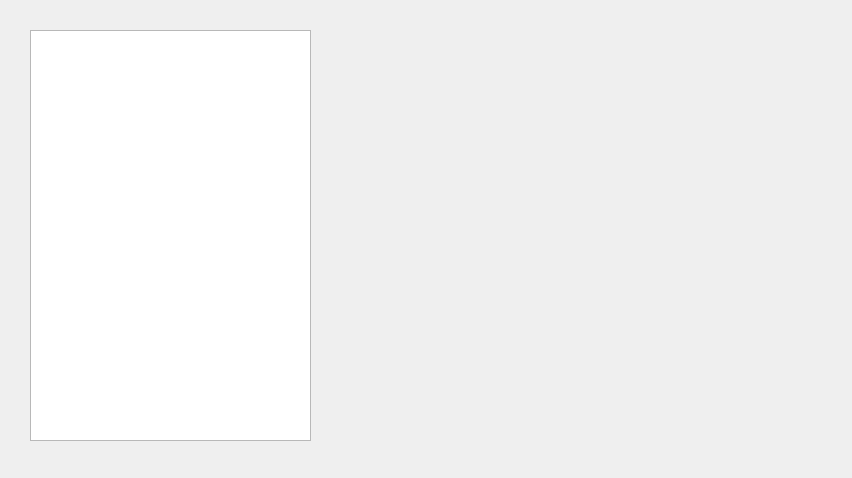
Old version of the form guitest/viewanimals.ui in the repository cameronhawtin/Animal-Farm-cuACS.
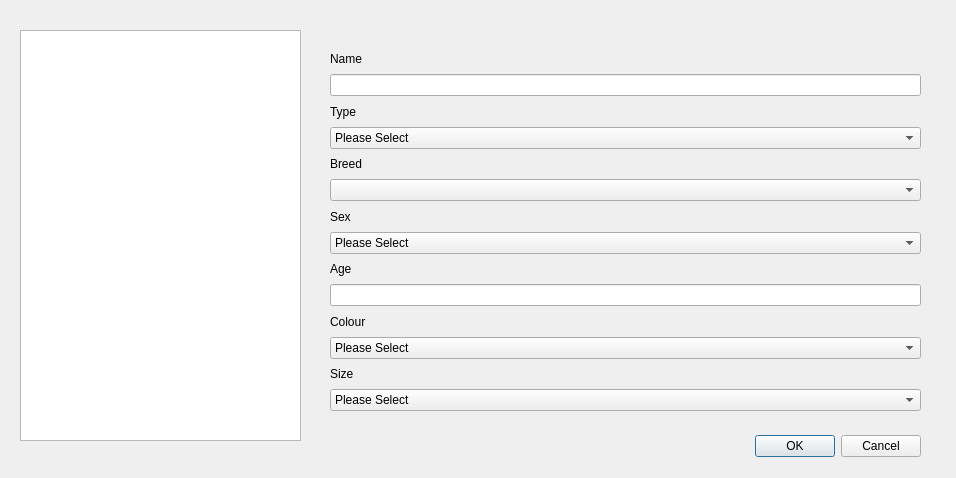
New version of the form.

Commit message: Now actually finished add animal

```diff
--- a/guitest/viewanimals.ui
+++ b/guitest/viewanimals.ui
@@ -6,7 +6,7 @@
    <rect>
     <x>0</x>
     <y>0</y>
-    <width>852</width>
+    <width>956</width>
     <height>478</height>
    </rect>
   </property>
@@ -16,13 +16,205 @@
   <widget class="QListWidget" name="viewAnimalsListWidget">
    <property name="geometry">
     <rect>
-     <x>30</x>
+     <x>20</x>
      <y>30</y>
      <width>281</width>
      <height>411</height>
     </rect>
    </property>
   </widget>
+  <widget class="QDialogButtonBox" name="buttonBox">
+   <property name="geometry">
+    <rect>
+     <x>580</x>
+     <y>430</y>
+     <width>341</width>
+     <height>32</height>
+    </rect>
+   </property>
+   <property name="orientation">
+    <enum>Qt::Horizontal</enum>
+   </property>
+   <property name="standardButtons">
+    <set>QDialogButtonBox::Cancel|QDialogButtonBox::Ok</set>
+   </property>
+  </widget>
+  <widget class="QWidget" name="layoutWidget">
+   <property name="geometry">
+    <rect>
+     <x>330</x>
+     <y>50</y>
+     <width>591</width>
+     <height>361</height>
+    </rect>
+   </property>
+   <layout class="QVBoxLayout" name="verticalLayout_2">
+    <item>
+     <widget class="QLabel" name="nameLabel">
+      <property name="text">
+       <string>Name</string>
+      </property>
+     </widget>
+    </item>
+    <item>
+     <widget class="QLineEdit" name="nameLineEdit"/>
+    </item>
+    <item>
+     <widget class="QLabel" name="typeLabel">
+      <property name="text">
+       <string>Type</string>
+      </property>
+     </widget>
+    </item>
+    <item>
+     <widget class="QComboBox" name="typeComboBox">
+      <item>
+       <property name="text">
+        <string>Please Select</string>
+       </property>
+      </item>
+      <item>
+       <property name="text">
+        <string>Cat</string>
+       </property>
+      </item>
+      <item>
+       <property name="text">
+        <string>Dog</string>
+       </property>
+      </item>
+      <item>
+       <property name="text">
+        <string>Hamster</string>
+       </property>
+      </item>
+      <item>
+       <property name="text">
+        <string>Fish</string>
+       </property>
+      </item>
+      <item>
+       <property name="text">
+        <string>Snake</string>
+       </property>
+      </item>
+     </widget>
+    </item>
+    <item>
+     <widget class="QLabel" name="labelBreed">
+      <property name="text">
+       <string>Breed</string>
+      </property>
+     </widget>
+    </item>
+    <item>
+     <widget class="QComboBox" name="breedComboBox"/>
+    </item>
+    <item>
+     <widget class="QLabel" name="sexLabel">
+      <property name="text">
+       <string>Sex</string>
+      </property>
+     </widget>
+    </item>
+    <item>
+     <widget class="QComboBox" name="sexComboBox">
+      <item>
+       <property name="text">
+        <string>Please Select</string>
+       </property>
+      </item>
+      <item>
+       <property name="text">
+        <string>Male</string>
+       </property>
+      </item>
+      <item>
+       <property name="text">
+        <string>Female</string>
+       </property>
+      </item>
+     </widget>
+    </item>
+    <item>
+     <widget class="QLabel" name="ageLabel">
+      <property name="text">
+       <string>Age</string>
+      </property>
+     </widget>
+    </item>
+    <item>
+     <widget class="QLineEdit" name="ageLineEdit"/>
+    </item>
+    <item>
+     <widget class="QLabel" name="labelColour">
+      <property name="text">
+       <string>Colour</string>
+      </property>
+     </widget>
+    </item>
+    <item>
+     <widget class="QComboBox" name="colourComboBox">
+      <item>
+       <property name="text">
+        <string>Please Select</string>
+       </property>
+      </item>
+      <item>
+       <property name="text">
+        <string>Black</string>
+       </property>
+      </item>
+      <item>
+       <property name="text">
+        <string>White</string>
+       </property>
+      </item>
+      <item>
+       <property name="text">
+        <string>Brown</string>
+       </property>
+      </item>
+      <item>
+       <property name="text">
+        <string>Grey</string>
+       </property>
+      </item>
+     </widget>
+    </item>
+    <item>
+     <widget class="QLabel" name="sizeLabel">
+      <property name="text">
+       <string>Size</string>
+      </property>
+     </widget>
+    </item>
+    <item>
+     <widget class="QComboBox" name="sizeComboBox">
+      <item>
+       <property name="text">
+        <string>Please Select</string>
+       </property>
+      </item>
+      <item>
+       <property name="text">
+        <string>Small</string>
+       </property>
+      </item>
+      <item>
+       <property name="text">
+        <string>Medium</string>
+       </property>
+      </item>
+      <item>
+       <property name="text">
+        <string>Large</string>
+       </property>
+      </item>
+     </widget>
+    </item>
+   </layout>
+  </widget>
  </widget>
  <resources/>
  <connections/>
```
The commit also changes 2 other files.
